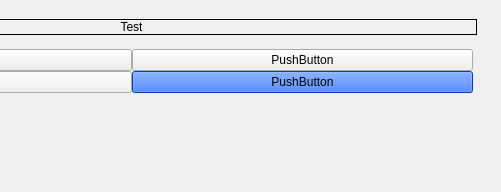
Before: the Qt Designer form questionview.ui in clickYgg/loadsofmoney_master, drawn with Qt 5; both pictures show x 236 to 737 and y 0 to 192 of the 737 by 192 pixel window.
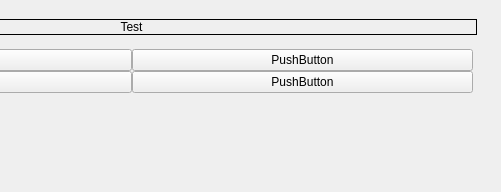
After: the same form once the commit is applied. Icons and pictures are not drawn.

```diff
--- a/questionview.ui
+++ b/questionview.ui
@@ -129,9 +129,14 @@
       </item>
       <item row="1" column="1">
        <widget class="QPushButton" name="pushButton_4">
+        <property name="sizePolicy">
+         <sizepolicy hsizetype="Minimum" vsizetype="Fixed">
+          <horstretch>0</horstretch>
+          <verstretch>0</verstretch>
+         </sizepolicy>
+        </property>
         <property name="styleSheet">
-         <string notr="true">background-color: rgb(0, 85, 255)
-</string>
+         <string notr="true"/>
         </property>
         <property name="text">
          <string>PushButton</string>
```
Left out of the diff: 6 changed lines with no effect on the pictures.
